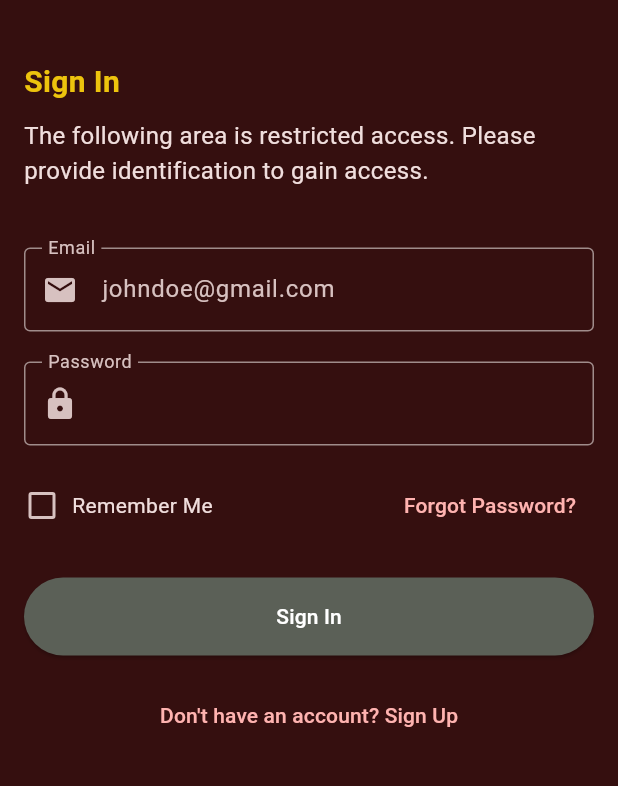
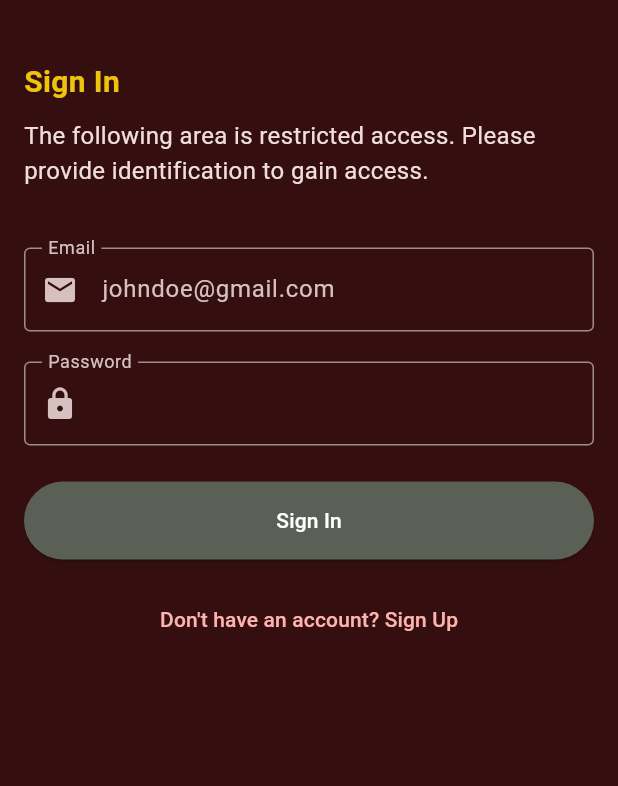
Before and after one commit to glitchcodes/crud-app-flutter, a Flutter app: the screen it shows after launch, on a phone screen of 412 x 824 dp, the part 114-900 px from its top. Run offline on Flutter 3.47's test engine with Material 3 defaults, Android fonts, the phone set to English and light mode, and no system bars; our stand-ins replace cloud_firestore, firebase_auth, firebase_core, flutter_bloc, flutter_dotenv, go_router and 2 more; missing offline and left inert: cloudflare_r2, fleather; accounts and stored records are empty; Roboto replaces fonts that are missing (Grenze Gotisch).

Commit message:
regression: remove 'remember me' & forgot password

```diff
--- a/lib/views/auth/login_view.dart
+++ b/lib/views/auth/login_view.dart
@@ -164,34 +164,6 @@ class _LoginFormState extends State<LoginForm> {
                   return null;
                 },
               ),
-              SizedBox(height: 16),
-              Row(
-                  children: <Widget>[
-                    SizedBox(
-                        height: 24,
-                        width: 24,
-                        child: Checkbox(
-                          value: _rememberMe,
-                          onChanged: (value) {
-                            setState(() {
-                              _rememberMe = value!;
-                            });
-                          },
-                        )
-                    ),
-                    Padding(
-                      padding: EdgeInsets.only(left: 8),
-                      child: Text('Remember Me'),
-                    ),
-                    Spacer(),
-                    TextButton(
-                      onPressed: () {
-                        // Add forgot password functionality
-                      },
-                      child: Text('Forgot Password?'),
-                    ),
-                  ]
-              ),
               SizedBox(height: 24),
               SizedBox(
                 width: double.infinity,
```
